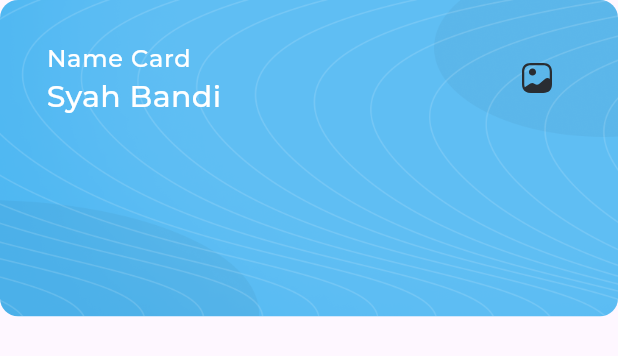
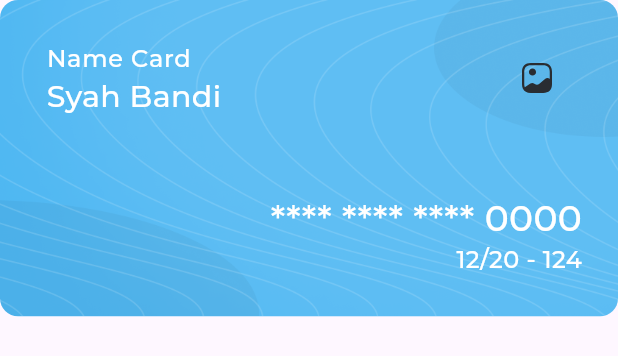
Before and after one commit to MakariosFared/responsive_dash_board, a Flutter app: the MyCard widget shown alone on an empty page, opened directly, on a phone screen of 412 x 824 dp. Shown: the top 356 px of the screen. Run offline on Flutter 3.47's test engine with Material 3 defaults, Android fonts, the phone set to English and light mode, and no system bars; our stand-ins replace flutter_svg; project files that could hold a hidden picture were left out.

Commit message:
my card done

```diff
--- a/lib/widgets/my_card.dart
+++ b/lib/widgets/my_card.dart
@@ -1,4 +1,5 @@
 import 'package:flutter/material.dart';
+import 'package:flutter/widgets.dart';
 import 'package:flutter_svg/svg.dart';
 import 'package:responsive_dash_board/utils/app_images.dart';
 import 'package:responsive_dash_board/utils/app_styles.dart';
@@ -22,6 +23,7 @@ class MyCard extends StatelessWidget {
           ),
         ),
         child: Column(
+          crossAxisAlignment: CrossAxisAlignment.end,
           children: [
             ListTile(
               contentPadding: const EdgeInsets.only(
@@ -40,7 +42,29 @@ class MyCard extends StatelessWidget {
                 style: AppStyles.styleMedium20(),
               ),
               trailing: SvgPicture.asset(Assets.imagesGallery),
-            )
+            ),
+            const Expanded(child: SizedBox()),
+            Padding(
+              padding: const EdgeInsets.only(right: 24),
+              child: Column(
+                crossAxisAlignment: CrossAxisAlignment.end,
+                children: [
+                  Text(
+                    '**** **** **** 0000',
+                    style: AppStyles.styleSemiBold24().copyWith(
+                      color: Colors.white,
+                    ),
+                  ),
+                  Text(
+                    '12/20 - 124',
+                    style: AppStyles.styleRegular16().copyWith(
+                      color: Colors.white,
+                    ),
+                  ),
+                ],
+              ),
+            ),
+            const SizedBox(height: 26)
           ],
         ),
       ),
```
